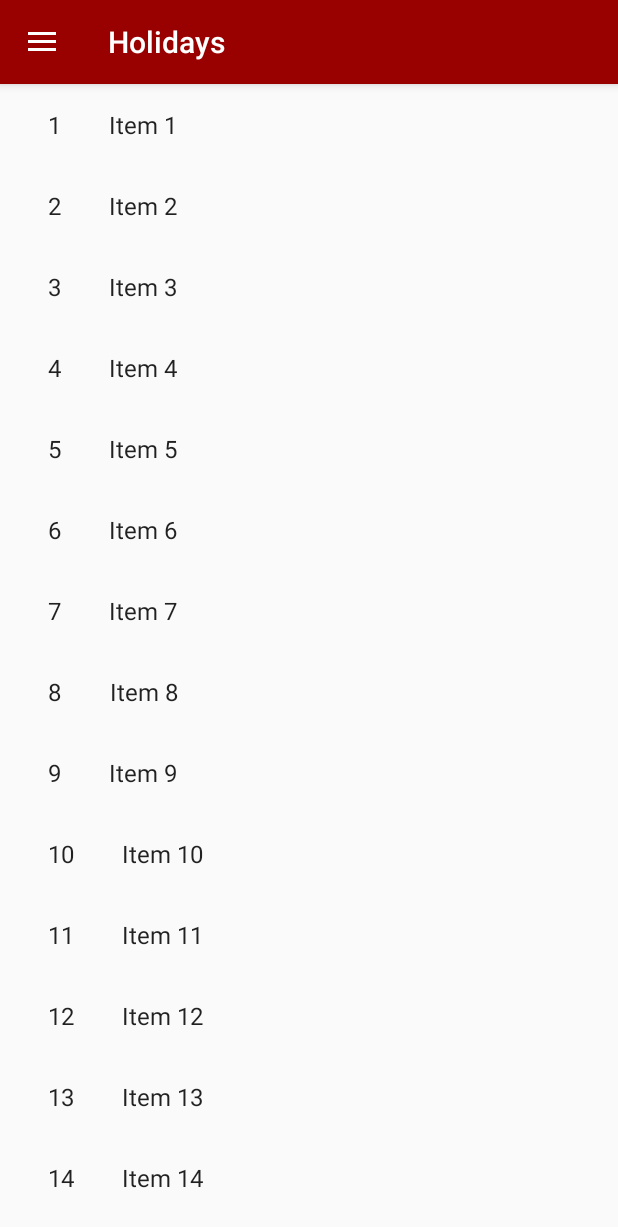
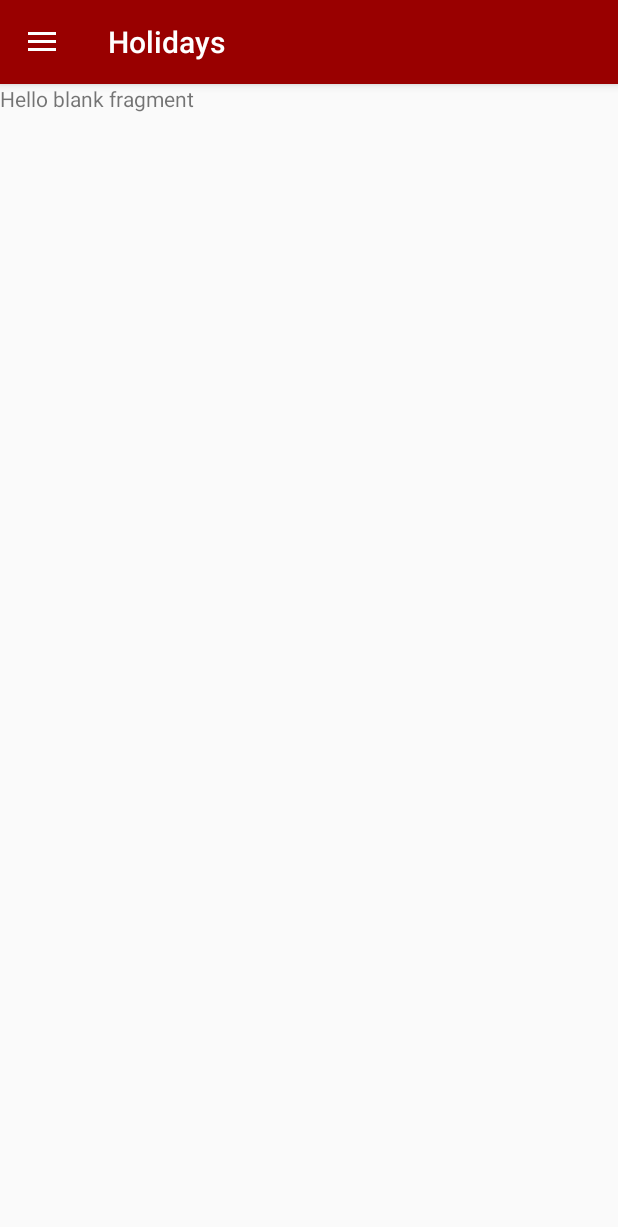
Before and after one commit to geoking/TravelKeeper, an Android app: the HolidaysActivity screen opened directly, with no data from a screen before it, after a tap on "10", on a phone screen of 412 x 824 dp. Shown: the top 1227 px of the screen. Run offline under Robolectric (Android 15) with nearby library versions, the phone set to English and light mode, and no system bars.

Commit message:
Added HolidayDetailsFragment (dummy right now)

```diff
--- /dev/null
+++ b/app/src/main/java/me/geoking/travelkeeper/Fragments/HolidayDetailsFragment.java
@@ -0,0 +1,109 @@
+package me.geoking.travelkeeper.Fragments;
+
+import android.content.Context;
+import android.net.Uri;
+import android.os.Bundle;
+import android.support.v4.app.Fragment;
+import android.view.LayoutInflater;
+import android.view.View;
+import android.view.ViewGroup;
+
+import me.geoking.travelkeeper.R;
+
+/**
+ * A simple {@link Fragment} subclass.
+ * Activities that contain this fragment must implement the
+ * {@link HolidayDetailsFragment.OnFragmentInteractionListener} interface
+ * to handle interaction events.
+ * Use the {@link HolidayDetailsFragment#newInstance} factory method to
+ * create an instance of this fragment.
+ */
+public class HolidayDetailsFragment extends Fragment {
+    // TODO: Rename parameter arguments, choose names that match
+    // the fragment initialization parameters, e.g. ARG_ITEM_NUMBER
+    private static final String ARG_PARAM1 = "param1";
+    private static final String ARG_PARAM2 = "param2";
+
+    // TODO: Rename and change types of parameters
+    private String mParam1;
+    private String mParam2;
+
+    private OnFragmentInteractionListener mListener;
+
+    public HolidayDetailsFragment() {
+        // Required empty public constructor
+    }
+
+    /**
+     * Use this factory method to create a new instance of
+     * this fragment using the provided parameters.
+     *
+     * @param param1 Parameter 1.
+     * @param param2 Parameter 2.
+     * @return A new instance of fragment HolidayDetailsFragment.
+     */
+    // TODO: Rename and change types and number of parameters
+    public static HolidayDetailsFragment newInstance(String param1, String param2) {
+        HolidayDetailsFragment fragment = new HolidayDetailsFragment();
+        Bundle args = new Bundle();
+        args.putString(ARG_PARAM1, param1);
+        args.putString(ARG_PARAM2, param2);
+        fragment.setArguments(args);
+        return fragment;
+    }
+
+    @Override
+    public void onCreate(Bundle savedInstanceState) {
+        super.onCreate(savedInstanceState);
+        if (getArguments() != null) {
+            mParam1 = getArguments().getString(ARG_PARAM1);
+            mParam2 = getArguments().getString(ARG_PARAM2);
+        }
+    }
+
+    @Override
+    public View onCreateView(LayoutInflater inflater, ViewGroup container,
+                             Bundle savedInstanceState) {
+        // Inflate the layout for this fragment
+        return inflater.inflate(R.layout.fragment_holiday_details, container, false);
+    }
+
+    // TODO: Rename method, update argument and hook method into UI event
+    public void onButtonPressed(Uri uri) {
+        if (mListener != null) {
+            mListener.onFragmentInteraction(uri);
+        }
+    }
+
+    @Override
+    public void onAttach(Context context) {
+        super.onAttach(context);
+        if (context instanceof OnFragmentInteractionListener) {
+            mListener = (OnFragmentInteractionListener) context;
+        } else {
+            throw new RuntimeException(context.toString()
+                    + " must implement OnFragmentInteractionListener");
+        }
+    }
+
+    @Override
+    public void onDetach() {
+        super.onDetach();
+        mListener = null;
+    }
+
+    /**
+     * This interface must be implemented by activities that contain this
+     * fragment to allow an interaction in this fragment to be communicated
+     * to the activity and potentially other fragments contained in that
+     * activity.
+     * <p>
+     * See the Android Training lesson <a href=
+     * "http://developer.android.com/training/basics/fragments/communicating.html"
+     * >Communicating with Other Fragments</a> for more information.
+     */
+    public interface OnFragmentInteractionListener {
+        // TODO: Update argument type and name
+        void onFragmentInteraction(Uri uri);
+    }
+}
--- a/app/src/main/java/me/geoking/travelkeeper/HolidayFragment.java
+++ b/app/src/main/java/me/geoking/travelkeeper/Fragments/HolidayFragment.java
@@ -1,4 +1,4 @@
-package me.geoking.travelkeeper;
+package me.geoking.travelkeeper.Fragments;
 
 import android.content.Context;
 import android.os.Bundle;
@@ -10,10 +10,9 @@ import android.view.LayoutInflater;
 import android.view.View;
 import android.view.ViewGroup;
 
+import me.geoking.travelkeeper.R;
 import me.geoking.travelkeeper.dummy.DummyContent;
 import me.geoking.travelkeeper.dummy.DummyContent.DummyItem;
-
-import java.util.List;
 
 /**
  * A fragment representing a list of Items.
--- a/app/src/main/java/me/geoking/travelkeeper/MyHolidayRecyclerViewAdapter.java
+++ b/app/src/main/java/me/geoking/travelkeeper/Fragments/MyHolidayRecyclerViewAdapter.java
@@ -1,4 +1,4 @@
-package me.geoking.travelkeeper;
+package me.geoking.travelkeeper.Fragments;
 
 import android.support.v7.widget.RecyclerView;
 import android.view.LayoutInflater;
@@ -6,7 +6,8 @@ import android.view.View;
 import android.view.ViewGroup;
 import android.widget.TextView;
 
-import me.geoking.travelkeeper.HolidayFragment.OnListFragmentInteractionListener;
+import me.geoking.travelkeeper.Fragments.HolidayFragment.OnListFragmentInteractionListener;
+import me.geoking.travelkeeper.R;
 import me.geoking.travelkeeper.dummy.DummyContent.DummyItem;
 
 import java.util.List;
--- a/app/src/main/java/me/geoking/travelkeeper/HolidaysActivity.java
+++ b/app/src/main/java/me/geoking/travelkeeper/HolidaysActivity.java
@@ -1,10 +1,10 @@
 package me.geoking.travelkeeper;
 
 import android.content.Intent;
+import android.net.Uri;
 import android.os.Bundle;
-import android.support.design.widget.FloatingActionButton;
 import android.support.design.widget.NavigationView;
-import android.support.design.widget.Snackbar;
+import android.support.v4.app.FragmentTransaction;
 import android.support.v4.view.GravityCompat;
 import android.support.v4.widget.DrawerLayout;
 import android.support.v7.app.ActionBarDrawerToggle;
@@ -12,12 +12,15 @@ import android.support.v7.app.AppCompatActivity;
 import android.support.v7.widget.Toolbar;
 import android.view.Menu;
 import android.view.MenuItem;
-import android.view.View;
 import android.widget.Toast;
 
+import me.geoking.travelkeeper.Fragments.HolidayDetailsFragment;
+import me.geoking.travelkeeper.Fragments.HolidayFragment;
 import me.geoking.travelkeeper.dummy.DummyContent;
 
-public class HolidaysActivity extends AppCompatActivity implements NavigationView.OnNavigationItemSelectedListener, HolidayFragment.OnListFragmentInteractionListener {
+public class HolidaysActivity extends AppCompatActivity implements NavigationView.OnNavigationItemSelectedListener,
+        HolidayFragment.OnListFragmentInteractionListener, HolidayDetailsFragment.OnFragmentInteractionListener
+{
 
     @Override
     protected void onCreate(Bundle savedInstanceState) {
@@ -57,7 +60,6 @@ public class HolidaysActivity extends AppCompatActivity implements NavigationVie
             drawer.closeDrawer(GravityCompat.START);
         } else {
             super.onBackPressed();
-            navigationView.getMenu().getItem(0).setChecked(true);
         }
     }
 
@@ -108,6 +110,29 @@ public class HolidaysActivity extends AppCompatActivity implements NavigationVie
     @Override
     public void onListFragmentInteraction(DummyContent.DummyItem item) {
         Toast.makeText(this, "You clicked " + item.toString(), Toast.LENGTH_LONG).show();
+        // Create the new fragment,
+        HolidayDetailsFragment newFragment = new HolidayDetailsFragment();
+        // add an argument specifying the item it should show
+        // note that the DummyItem class must implement Serializable
+        Bundle args = new Bundle();
+        args.putSerializable("Item", item);
+        newFragment.setArguments(args);
+
+        FragmentTransaction transaction =
+                getSupportFragmentManager().beginTransaction();
+
+        // Replace whatever is in the fragment_container view with this fragment,
+        // and add the transaction to the back stack so the user can navigate back
+        transaction.replace(R.id.fragment_container, newFragment);
+        transaction.addToBackStack(null);
+
+        // Commit the transaction
+        transaction.commit();
+    }
+
+    @Override
+    public void onFragmentInteraction(Uri uri) {
+
     }
 
 }
--- a/app/src/main/java/me/geoking/travelkeeper/dummy/DummyContent.java
+++ b/app/src/main/java/me/geoking/travelkeeper/dummy/DummyContent.java
@@ -1,5 +1,6 @@
 package me.geoking.travelkeeper.dummy;
 
+import java.io.Serializable;
 import java.util.ArrayList;
 import java.util.HashMap;
 import java.util.List;
@@ -53,7 +54,7 @@ public class DummyContent {
     /**
      * A dummy item representing a piece of content.
      */
-    public static class DummyItem {
+    public static class DummyItem implements Serializable {
         public final String id;
         public final String content;
         public final String details;
--- /dev/null
+++ b/app/src/main/res/layout/fragment_holiday_details.xml
@@ -0,0 +1,13 @@
+<FrameLayout xmlns:android="http://schemas.android.com/apk/res/android"
+    xmlns:tools="http://schemas.android.com/tools"
+    android:layout_width="match_parent"
+    android:layout_height="match_parent"
+    tools:context="me.geoking.travelkeeper.Fragments.HolidayDetailsFragment">
+
+    <!-- TODO: Update blank fragment layout -->
+    <TextView
+        android:layout_width="match_parent"
+        android:layout_height="match_parent"
+        android:text="@string/hello_blank_fragment" />
+
+</FrameLayout>
--- a/app/src/main/res/layout/fragment_holiday_list.xml
+++ b/app/src/main/res/layout/fragment_holiday_list.xml
@@ -9,5 +9,5 @@
     android:layout_marginLeft="16dp"
     android:layout_marginRight="16dp"
     app:layoutManager="LinearLayoutManager"
-    tools:context="me.geoking.travelkeeper.HolidayFragment"
+    tools:context="me.geoking.travelkeeper.Fragments.HolidayFragment"
     tools:listitem="@layout/fragment_holiday" />
--- a/app/src/main/res/values/strings.xml
+++ b/app/src/main/res/values/strings.xml
@@ -7,4 +7,7 @@
     <string name="action_settings">Settings</string>
     <string name="main_title">Travel Keeper</string>
     <string name="title_activity_holidays">Holidays</string>
+
+    <!-- TODO: Remove or change this placeholder text -->
+    <string name="hello_blank_fragment">Hello blank fragment</string>
 </resources>
```
